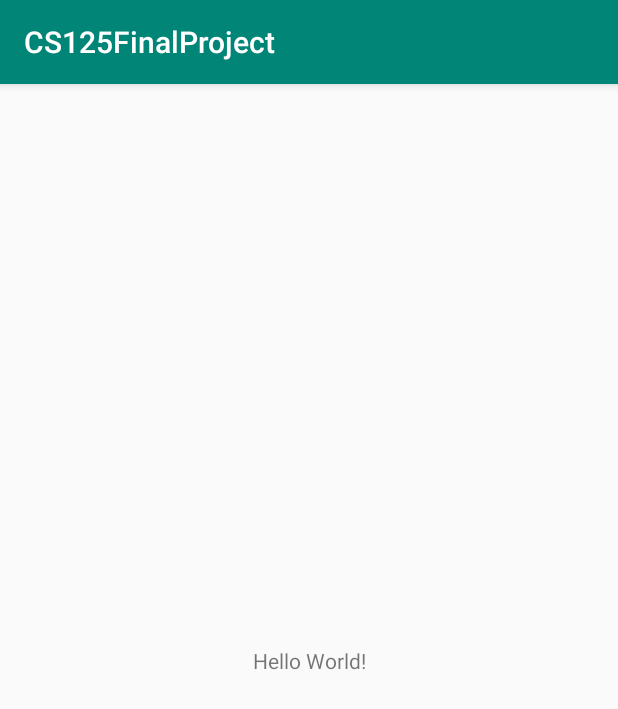
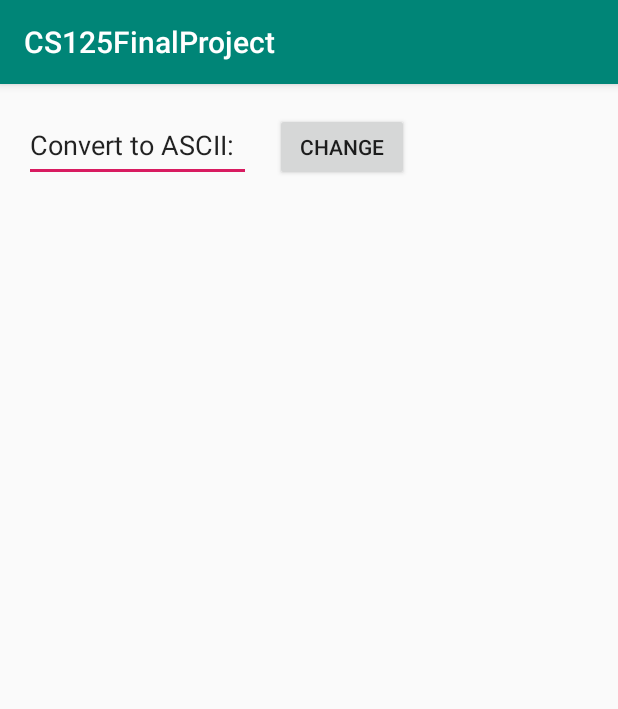
Before and after one commit to glennsong09/CS125FinalProject, an Android app: the screen it shows after launch (MainActivity), on a phone screen of 412 x 824 dp. Shown: the top 709 px of the screen. Run offline under Robolectric (Android 15) with nearby library versions, the phone set to English and light mode, and no system bars.

Commit message:
Has a button, button prints to console rn

```diff
--- a/app/src/main/java/com/example/qianfan/cs125finalproject/MainActivity.java
+++ b/app/src/main/java/com/example/qianfan/cs125finalproject/MainActivity.java
@@ -2,15 +2,22 @@ package com.example.qianfan.cs125finalproject;
 
 import android.support.v7.app.AppCompatActivity;
 import android.os.Bundle;
+import android.util.Log;
+import android.view.View;
+import android.widget.Button;
 
 public class MainActivity extends AppCompatActivity {
-    /**
-     * YOOOOOOOOOOOO
-     * @param savedInstanceState idk
-     */
     @Override
     protected void onCreate(Bundle savedInstanceState) {
         super.onCreate(savedInstanceState);
         setContentView(R.layout.activity_main);
+
+        Button btn = (Button) findViewById(R.id.convertASCII);
+        btn.setOnClickListener(new View.OnClickListener() {
+            @Override
+            public void onClick(View v) {
+                Log.i("CS125FinalProject", "Will convert image to ASCII.");
+            }
+        });
     }
 }
--- a/app/src/main/res/layout/activity_main.xml
+++ b/app/src/main/res/layout/activity_main.xml
@@ -6,13 +6,26 @@
     android:layout_height="match_parent"
     tools:context=".MainActivity">
 
-    <TextView
-        android:layout_width="wrap_content"
-        android:layout_height="wrap_content"
-        android:text="Hello World!"
-        app:layout_constraintBottom_toBottomOf="parent"
-        app:layout_constraintLeft_toLeftOf="parent"
-        app:layout_constraintRight_toRightOf="parent"
+    <EditText
+        android:id="@+id/editText"
+        android:layout_width="151dp"
+        android:layout_height="49dp"
+        android:layout_marginStart="16dp"
+        android:layout_marginLeft="16dp"
+        android:layout_marginTop="16dp"
+        android:ems="10"
+        android:inputType="textPersonName"
+        android:text="@string/edit_message"
+        app:layout_constraintStart_toStartOf="parent"
         app:layout_constraintTop_toTopOf="parent" />
 
+    <Button
+        android:id="@+id/convertASCII"
+        android:layout_width="89dp"
+        android:layout_height="45dp"
+        android:layout_marginStart="16dp"
+        android:layout_marginLeft="16dp"
+        android:text="@string/button_send"
+        app:layout_constraintBaseline_toBaselineOf="@+id/editText"
+        app:layout_constraintStart_toEndOf="@+id/editText" />
 </android.support.constraint.ConstraintLayout>
--- a/app/src/main/res/values/strings.xml
+++ b/app/src/main/res/values/strings.xml
@@ -1,3 +1,5 @@
 <resources>
     <string name="app_name">CS125FinalProject</string>
+    <string name="edit_message">Convert to ASCII:</string>
+    <string name="button_send">Change</string>
 </resources>
```
